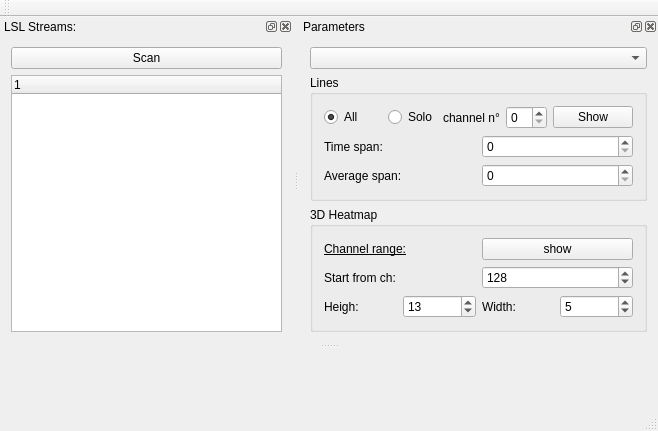
Qt form forms/mainwindow.ui (Aightech/lslsub_plotter) before a commit.
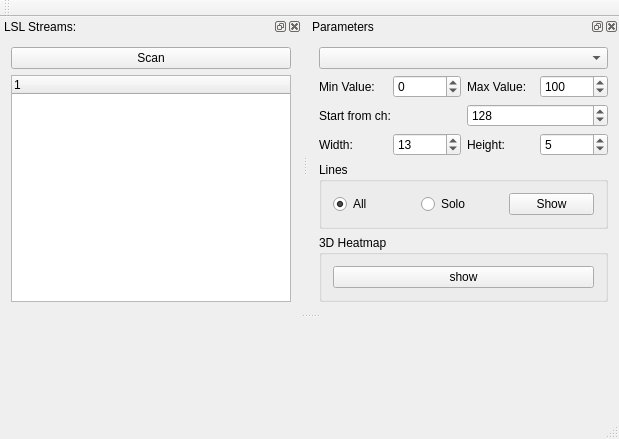
The same form after that commit.

What changed in the file:
```diff
--- a/forms/mainwindow.ui
+++ b/forms/mainwindow.ui
@@ -6,8 +6,8 @@
    <rect>
     <x>0</x>
     <y>0</y>
-    <width>658</width>
-    <height>431</height>
+    <width>619</width>
+    <height>439</height>
    </rect>
   </property>
   <property name="windowTitle">
@@ -95,8 +95,8 @@
      <item row="0" column="0">
       <layout class="QHBoxLayout" name="horizontalLayout">
        <item>
-        <layout class="QVBoxLayout" name="verticalLayout_3D">
-         <item>
+        <layout class="QGridLayout" name="gridLayout_4">
+         <item row="0" column="0">
           <widget class="QComboBox" name="comboBox_stream">
            <property name="sizePolicy">
             <sizepolicy hsizetype="Preferred" vsizetype="Fixed">
@@ -106,7 +106,173 @@
            </property>
           </widget>
          </item>
-         <item>
+         <item row="1" column="0">
+          <layout class="QHBoxLayout" name="horizontalLayout_8">
+           <item>
+            <widget class="QLabel" name="label_13">
+             <property name="sizePolicy">
+              <sizepolicy hsizetype="Preferred" vsizetype="Preferred">
+               <horstretch>0</horstretch>
+               <verstretch>0</verstretch>
+              </sizepolicy>
+             </property>
+             <property name="text">
+              <string>Min Value:</string>
+             </property>
+            </widget>
+           </item>
+           <item>
+            <widget class="QSpinBox" name="spinBox_minVal">
+             <property name="sizePolicy">
+              <sizepolicy hsizetype="Preferred" vsizetype="Fixed">
+               <horstretch>0</horstretch>
+               <verstretch>0</verstretch>
+              </sizepolicy>
+             </property>
+             <property name="minimum">
+              <number>-32000</number>
+             </property>
+             <property name="maximum">
+              <number>64000</number>
+             </property>
+             <property name="value">
+              <number>0</number>
+             </property>
+            </widget>
+           </item>
+           <item>
+            <widget class="QLabel" name="label_17">
+             <property name="sizePolicy">
+              <sizepolicy hsizetype="Preferred" vsizetype="Preferred">
+               <horstretch>0</horstretch>
+               <verstretch>0</verstretch>
+              </sizepolicy>
+             </property>
+             <property name="text">
+              <string>Max Value:</string>
+             </property>
+            </widget>
+           </item>
+           <item>
+            <widget class="QSpinBox" name="spinBox_maxVal">
+             <property name="sizePolicy">
+              <sizepolicy hsizetype="Preferred" vsizetype="Fixed">
+               <horstretch>0</horstretch>
+               <verstretch>0</verstretch>
+              </sizepolicy>
+             </property>
+             <property name="minimum">
+              <number>-32000</number>
+             </property>
+             <property name="maximum">
+              <number>64000</number>
+             </property>
+             <property name="value">
+              <number>100</number>
+             </property>
+            </widget>
+           </item>
+          </layout>
+         </item>
+         <item row="2" column="0">
+          <layout class="QHBoxLayout" name="horizontalLayout_20">
+           <item>
+            <widget class="QLabel" name="label_31">
+             <property name="sizePolicy">
+              <sizepolicy hsizetype="Preferred" vsizetype="Preferred">
+               <horstretch>0</horstretch>
+               <verstretch>0</verstretch>
+              </sizepolicy>
+             </property>
+             <property name="text">
+              <string>Start from ch: </string>
+             </property>
+             <property name="alignment">
+              <set>Qt::AlignLeading|Qt::AlignLeft|Qt::AlignVCenter</set>
+             </property>
+            </widget>
+           </item>
+           <item>
+            <widget class="QSpinBox" name="spinBox_heatmapChmin">
+             <property name="sizePolicy">
+              <sizepolicy hsizetype="Preferred" vsizetype="Fixed">
+               <horstretch>0</horstretch>
+               <verstretch>0</verstretch>
+              </sizepolicy>
+             </property>
+             <property name="maximum">
+              <number>1000</number>
+             </property>
+             <property name="value">
+              <number>128</number>
+             </property>
+            </widget>
+           </item>
+          </layout>
+         </item>
+         <item row="3" column="0">
+          <layout class="QHBoxLayout" name="horizontalLayout_7">
+           <item>
+            <widget class="QLabel" name="label_12">
+             <property name="sizePolicy">
+              <sizepolicy hsizetype="Preferred" vsizetype="Preferred">
+               <horstretch>0</horstretch>
+               <verstretch>0</verstretch>
+              </sizepolicy>
+             </property>
+             <property name="text">
+              <string>Width:</string>
+             </property>
+            </widget>
+           </item>
+           <item>
+            <widget class="QSpinBox" name="spinBox_heatmapHeight">
+             <property name="sizePolicy">
+              <sizepolicy hsizetype="Preferred" vsizetype="Fixed">
+               <horstretch>0</horstretch>
+               <verstretch>0</verstretch>
+              </sizepolicy>
+             </property>
+             <property name="maximum">
+              <number>1000</number>
+             </property>
+             <property name="value">
+              <number>13</number>
+             </property>
+            </widget>
+           </item>
+           <item>
+            <widget class="QLabel" name="label_16">
+             <property name="sizePolicy">
+              <sizepolicy hsizetype="Preferred" vsizetype="Preferred">
+               <horstretch>0</horstretch>
+               <verstretch>0</verstretch>
+              </sizepolicy>
+             </property>
+             <property name="text">
+              <string>Height:</string>
+             </property>
+            </widget>
+           </item>
+           <item>
+            <widget class="QSpinBox" name="spinBox_heatmapWidth">
+             <property name="sizePolicy">
+              <sizepolicy hsizetype="Preferred" vsizetype="Fixed">
+               <horstretch>0</horstretch>
+               <verstretch>0</verstretch>
+              </sizepolicy>
+             </property>
+             <property name="maximum">
+              <number>1000</number>
+             </property>
+             <property name="value">
+              <number>5</number>
+             </property>
+            </widget>
+           </item>
+          </layout>
+         </item>
+         <item row="4" column="0">
           <widget class="QGroupBox" name="groupBox_2D">
            <property name="sizePolicy">
             <sizepolicy hsizetype="Preferred" vsizetype="Preferred">
@@ -140,24 +306,24 @@
               </property>
              </widget>
             </item>
-            <item row="0" column="0">
-             <widget class="QRadioButton" name="radioButton_all">
-              <property name="sizePolicy">
-               <sizepolicy hsizetype="Preferred" vsizetype="Fixed">
-                <horstretch>0</horstretch>
-                <verstretch>0</verstretch>
-               </sizepolicy>
-              </property>
-              <property name="text">
-               <string>All</string>
-              </property>
-              <property name="checked">
-               <bool>true</bool>
-              </property>
-             </widget>
-            </item>
-            <item row="0" column="1">
+            <item row="0" column="0" colspan="2">
              <layout class="QHBoxLayout" name="horizontalLayout_6">
+              <item>
+               <widget class="QRadioButton" name="radioButton_all">
+                <property name="sizePolicy">
+                 <sizepolicy hsizetype="Preferred" vsizetype="Fixed">
+                  <horstretch>0</horstretch>
+                  <verstretch>0</verstretch>
+                 </sizepolicy>
+                </property>
+                <property name="text">
+                 <string>All</string>
+                </property>
+                <property name="checked">
+                 <bool>true</bool>
+                </property>
+               </widget>
+              </item>
               <item>
                <widget class="QRadioButton" name="radioButton_solo">
                 <property name="sizePolicy">
@@ -171,95 +337,12 @@
                 </property>
                </widget>
               </item>
-              <item>
-               <widget class="QLabel" name="label">
-                <property name="sizePolicy">
-                 <sizepolicy hsizetype="Preferred" vsizetype="Minimum">
-                  <horstretch>0</horstretch>
-                  <verstretch>0</verstretch>
-                 </sizepolicy>
-                </property>
-                <property name="text">
-                 <string>channel n°</string>
-                </property>
-               </widget>
-              </item>
-              <item>
-               <widget class="QSpinBox" name="spinBox_lineChannelNum">
-                <property name="sizePolicy">
-                 <sizepolicy hsizetype="Preferred" vsizetype="Fixed">
-                  <horstretch>0</horstretch>
-                  <verstretch>0</verstretch>
-                 </sizepolicy>
-                </property>
-                <property name="maximumSize">
-                 <size>
-                  <width>50</width>
-                  <height>16777215</height>
-                 </size>
-                </property>
-               </widget>
-              </item>
-             </layout>
-            </item>
-            <item row="2" column="0" colspan="3">
-             <layout class="QHBoxLayout" name="horizontalLayout_4">
-              <item>
-               <widget class="QLabel" name="label_11">
-                <property name="sizePolicy">
-                 <sizepolicy hsizetype="Preferred" vsizetype="Preferred">
-                  <horstretch>0</horstretch>
-                  <verstretch>0</verstretch>
-                 </sizepolicy>
-                </property>
-                <property name="text">
-                 <string>Average span:</string>
-                </property>
-               </widget>
-              </item>
-              <item>
-               <widget class="QSpinBox" name="spinBox_AvgSpan">
-                <property name="sizePolicy">
-                 <sizepolicy hsizetype="Preferred" vsizetype="Fixed">
-                  <horstretch>0</horstretch>
-                  <verstretch>0</verstretch>
-                 </sizepolicy>
-                </property>
-               </widget>
-              </item>
-             </layout>
-            </item>
-            <item row="1" column="0" colspan="3">
-             <layout class="QHBoxLayout" name="horizontalLayout_5">
-              <item>
-               <widget class="QLabel" name="label_15">
-                <property name="sizePolicy">
-                 <sizepolicy hsizetype="Preferred" vsizetype="Preferred">
-                  <horstretch>0</horstretch>
-                  <verstretch>0</verstretch>
-                 </sizepolicy>
-                </property>
-                <property name="text">
-                 <string>Time span:       </string>
-                </property>
-               </widget>
-              </item>
-              <item>
-               <widget class="QSpinBox" name="spinBox_lineTimeSpan">
-                <property name="sizePolicy">
-                 <sizepolicy hsizetype="Preferred" vsizetype="Fixed">
-                  <horstretch>0</horstretch>
-                  <verstretch>0</verstretch>
-                 </sizepolicy>
-                </property>
-               </widget>
-              </item>
              </layout>
             </item>
            </layout>
           </widget>
          </item>
-         <item>
+         <item row="5" column="0">
           <widget class="QGroupBox" name="groupBox_3D">
            <property name="sizePolicy">
             <sizepolicy hsizetype="Preferred" vsizetype="Preferred">
@@ -275,27 +358,6 @@
            </property>
            <layout class="QGridLayout" name="gridLayout">
             <item row="0" column="0">
-             <widget class="QLabel" name="label_26">
-              <property name="sizePolicy">
-               <sizepolicy hsizetype="Preferred" vsizetype="Preferred">
-                <horstretch>0</horstretch>
-                <verstretch>0</verstretch>
-               </sizepolicy>
-              </property>
-              <property name="font">
-               <font>
-                <underline>true</underline>
-               </font>
-              </property>
-              <property name="text">
-               <string>Channel range:</string>
-              </property>
-              <property name="alignment">
-               <set>Qt::AlignLeading|Qt::AlignLeft|Qt::AlignVCenter</set>
-              </property>
-             </widget>
-            </item>
-            <item row="0" column="1">
              <widget class="QPushButton" name="pushButton_plot_heatmap">
               <property name="enabled">
                <bool>true</bool>
@@ -311,104 +373,6 @@
               </property>
              </widget>
             </item>
-            <item row="1" column="0" colspan="2">
-             <layout class="QHBoxLayout" name="horizontalLayout_20">
-              <item>
-               <widget class="QLabel" name="label_31">
-                <property name="sizePolicy">
-                 <sizepolicy hsizetype="Preferred" vsizetype="Preferred">
-                  <horstretch>0</horstretch>
-                  <verstretch>0</verstretch>
-                 </sizepolicy>
-                </property>
-                <property name="text">
-                 <string>Start from ch: </string>
-                </property>
-                <property name="alignment">
-                 <set>Qt::AlignLeading|Qt::AlignLeft|Qt::AlignVCenter</set>
-                </property>
-               </widget>
-              </item>
-              <item>
-               <widget class="QSpinBox" name="spinBox_heatmapChmin">
-                <property name="sizePolicy">
-                 <sizepolicy hsizetype="Preferred" vsizetype="Fixed">
-                  <horstretch>0</horstretch>
-                  <verstretch>0</verstretch>
-                 </sizepolicy>
-                </property>
-                <property name="maximum">
-                 <number>1000</number>
-                </property>
-                <property name="value">
-                 <number>128</number>
-                </property>
-               </widget>
-              </item>
-             </layout>
-            </item>
-            <item row="2" column="0" colspan="2">
-             <layout class="QHBoxLayout" name="horizontalLayout_7">
-              <item>
-               <widget class="QLabel" name="label_12">
-                <property name="sizePolicy">
-                 <sizepolicy hsizetype="Preferred" vsizetype="Preferred">
-                  <horstretch>0</horstretch>
-                  <verstretch>0</verstretch>
-                 </sizepolicy>
-                </property>
-                <property name="text">
-                 <string>Heigh:</string>
-                </property>
-               </widget>
-              </item>
-              <item>
-               <widget class="QSpinBox" name="spinBox_heatmapHeight">
-                <property name="sizePolicy">
-                 <sizepolicy hsizetype="Preferred" vsizetype="Fixed">
-                  <horstretch>0</horstretch>
-                  <verstretch>0</verstretch>
-                 </sizepolicy>
-                </property>
-                <property name="maximum">
-                 <number>1000</number>
-                </property>
-                <property name="value">
-                 <number>13</number>
-                </property>
-               </widget>
-              </item>
-              <item>
-               <widget class="QLabel" name="label_16">
-                <property name="sizePolicy">
-                 <sizepolicy hsizetype="Preferred" vsizetype="Preferred">
-                  <horstretch>0</horstretch>
-                  <verstretch>0</verstretch>
-                 </sizepolicy>
-                </property>
-                <property name="text">
-                 <string>Width:</string>
-                </property>
-               </widget>
-              </item>
-              <item>
-               <widget class="QSpinBox" name="spinBox_heatmapWidth">
-                <property name="sizePolicy">
-                 <sizepolicy hsizetype="Preferred" vsizetype="Fixed">
-                  <horstretch>0</horstretch>
-                  <verstretch>0</verstretch>
-                 </sizepolicy>
-                </property>
-                <property name="maximum">
-                 <number>1000</number>
-                </property>
-                <property name="value">
-                 <number>5</number>
-                </property>
-               </widget>
-              </item>
-             </layout>
-            </item>
            </layout>
           </widget>
          </item>
```
Left out of the diff: 4 changed lines with no effect on the pictures.
